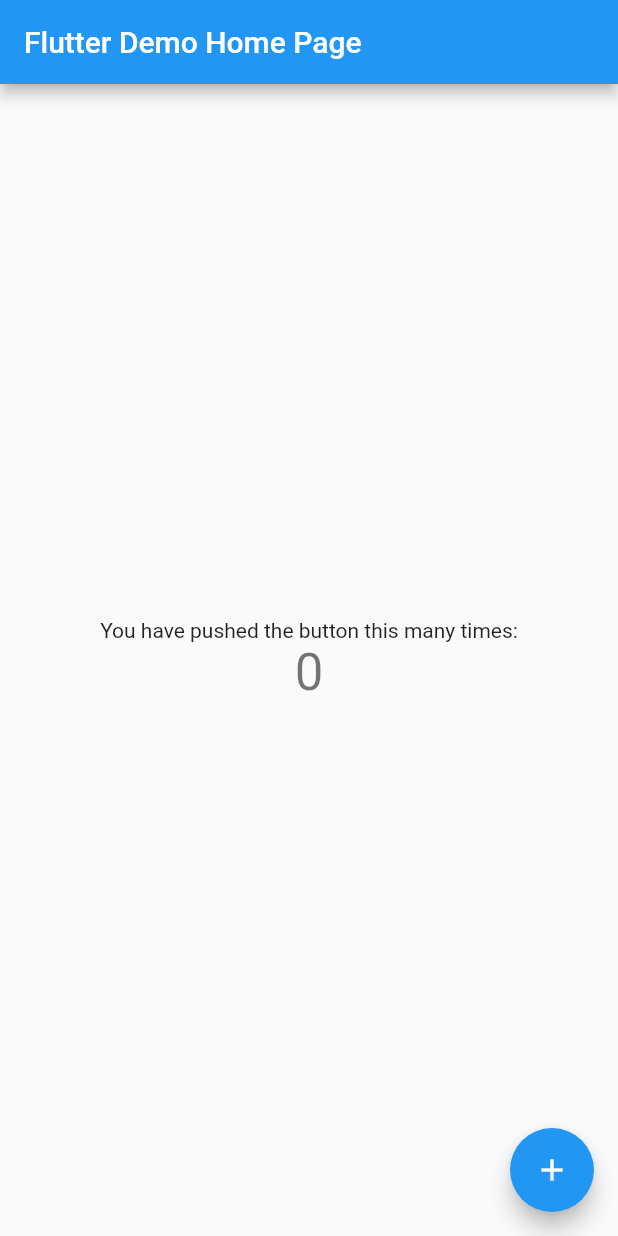
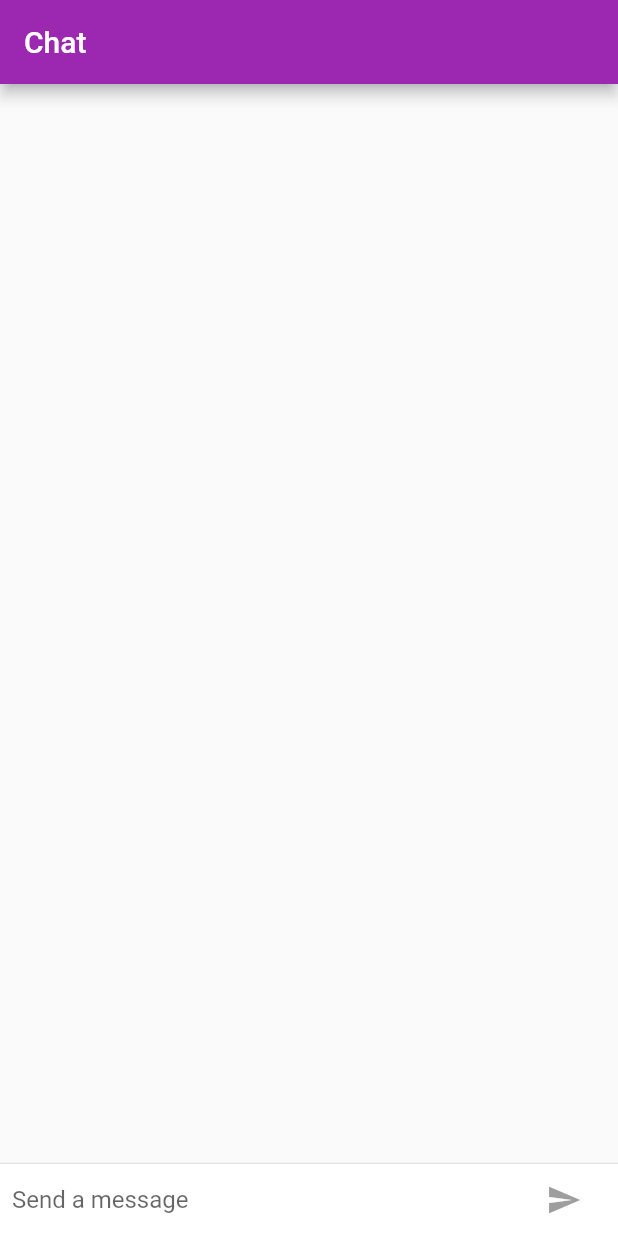
Before and after one commit to Ruqyai/first_flutter_app, a Flutter app: the screen it shows after launch, on a phone screen of 412 x 824 dp. Run offline on Flutter 3.47's test engine with Material 2 defaults, Android fonts, the phone set to English and light mode, and no system bars.

Commit message:
build the interface for chatting

```diff
--- a/lib/main.dart
+++ b/lib/main.dart
@@ -1,109 +1,177 @@
 import 'package:flutter/material.dart';
+import 'package:flutter/cupertino.dart';
+import 'package:flutter/foundation.dart';
 
-void main() => runApp(new MyApp());
+final ThemeData kIOSTheme = new ThemeData(
+  primarySwatch: Colors.orange,
+  primaryColor: Colors.grey[100],
+  primaryColorBrightness: Brightness.light,
+);
 
-class MyApp extends StatelessWidget {
-  // This widget is the root of your application.
+final ThemeData kDefaultTheme = new ThemeData(
+  primarySwatch: Colors.purple,
+  accentColor: Colors.orangeAccent[400],
+);
+
+const String _name = "You";
+
+void main() {
+  runApp(new ChatApp());
+}
+
+class ChatApp extends StatelessWidget {
   @override
   Widget build(BuildContext context) {
     return new MaterialApp(
-      title: 'Flutter Demo',
-      theme: new ThemeData(
-        // This is the theme of your application.
-        //
-        // Try running your application with "flutter run". You'll see the
-        // application has a blue toolbar. Then, without quitting the app, try
-        // changing the primarySwatch below to Colors.green and then invoke
-        // "hot reload" (press "r" in the console where you ran "flutter run",
-        // or press Run > Flutter Hot Reload in IntelliJ). Notice that the
-        // counter didn't reset back to zero; the application is not restarted.
-        primarySwatch: Colors.blue,
-      ),
-      home: new MyHomePage(title: 'Flutter Demo Home Page'),
+      title: "Chat",
+      theme: defaultTargetPlatform == TargetPlatform.iOS
+          ? kIOSTheme
+          : kDefaultTheme,
+      home: new ChatScreen(),
     );
   }
 }
 
-class MyHomePage extends StatefulWidget {
-  MyHomePage({Key key, this.title}) : super(key: key);
+@override
+class ChatMessage extends StatelessWidget {
+  ChatMessage({this.text, this.animationController});
+  final String text;
+  final AnimationController animationController;
 
-  // This widget is the home page of your application. It is stateful, meaning
-  // that it has a State object (defined below) that contains fields that affect
-  // how it looks.
-
-  // This class is the configuration for the state. It holds the values (in this
-  // case the title) provided by the parent (in this case the App widget) and
-  // used by the build method of the State. Fields in a Widget subclass are
-  // always marked "final".
-
-  final String title;
-
-  @override
-  _MyHomePageState createState() => new _MyHomePageState();
-}
-
-class _MyHomePageState extends State<MyHomePage> {
-  int _counter = 0;
-
-  void _incrementCounter() {
-    setState(() {
-      // This call to setState tells the Flutter framework that something has
-      // changed in this State, which causes it to rerun the build method below
-      // so that the display can reflect the updated values. If we changed
-      // _counter without calling setState(), then the build method would not be
-      // called again, and so nothing would appear to happen.
-      _counter++;
-    });
-  }
-
-  @override
   Widget build(BuildContext context) {
-    // This method is rerun every time setState is called, for instance as done
-    // by the _incrementCounter method above.
-    //
-    // The Flutter framework has been optimized to make rerunning build methods
-    // fast, so that you can just rebuild anything that needs updating rather
-    // than having to individually change instances of widgets.
-    return new Scaffold(
-      appBar: new AppBar(
-        // Here we take the value from the MyHomePage object that was created by
-        // the App.build method, and use it to set our appbar title.
-        title: new Text(widget.title),
-      ),
-      body: new Center(
-        // Center is a layout widget. It takes a single child and positions it
-        // in the middle of the parent.
-        child: new Column(
-          // Column is also layout widget. It takes a list of children and
-          // arranges them vertically. By default, it sizes itself to fit its
-          // children horizontally, and tries to be as tall as its parent.
-          //
-          // Invoke "debug paint" (press "p" in the console where you ran
-          // "flutter run", or select "Toggle Debug Paint" from the Flutter tool
-          // window in IntelliJ) to see the wireframe for each widget.
-          //
-          // Column has various properties to control how it sizes itself and
-          // how it positions its children. Here we use mainAxisAlignment to
-          // center the children vertically; the main axis here is the vertical
-          // axis because Columns are vertical (the cross axis would be
-          // horizontal).
-          mainAxisAlignment: MainAxisAlignment.center,
+    return new SizeTransition(
+      sizeFactor: new CurvedAnimation(
+          parent: animationController, curve: Curves.easeOut),
+      axisAlignment: 0.0,
+      child: new Container(
+        margin: const EdgeInsets.symmetric(vertical: 10.0),
+        child: new Row(
+          crossAxisAlignment: CrossAxisAlignment.start,
           children: <Widget>[
-            new Text(
-              'You have pushed the button this many times:',
+            new Container(
+              margin: const EdgeInsets.only(right: 16.0),
+              child: new CircleAvatar(child: new Text(_name[0])),
             ),
-            new Text(
-              '$_counter',
-              style: Theme.of(context).textTheme.display1,
+            new Expanded(
+              child: new Column(
+                crossAxisAlignment: CrossAxisAlignment.start,
+                children: <Widget>[
+                  new Text(_name, style: Theme.of(context).textTheme.subhead),
+                  new Container(
+                    margin: const EdgeInsets.only(top: 5.0),
+                    child: new Text(text),
+                  ),
+                ],
+              ),
             ),
           ],
         ),
       ),
-      floatingActionButton: new FloatingActionButton(
-        onPressed: _incrementCounter,
-        tooltip: 'Increment',
-        child: new Icon(Icons.add),
-      ), // This trailing comma makes auto-formatting nicer for build methods.
     );
   }
 }
+
+class ChatScreen extends StatefulWidget {
+  @override
+  State createState() => new ChatScreenState();
+}
+
+class ChatScreenState extends State<ChatScreen> with TickerProviderStateMixin {
+  final List<ChatMessage> _messages = <ChatMessage>[];
+  final TextEditingController _textController = new TextEditingController();
+  bool _isComposing = false;
+
+  @override
+  Widget build(BuildContext context) {
+    return new Scaffold(
+        appBar: new AppBar(
+          title: new Text("Chat"),
+          elevation: Theme.of(context).platform == TargetPlatform.iOS ? 0.0 : 4.0,
+        ),
+        body: new Column(children: <Widget>[
+          new Flexible(
+              child: new ListView.builder(
+                padding: new EdgeInsets.all(8.0),
+                reverse: true,
+                itemBuilder: (_, int index) => _messages[index],
+                itemCount: _messages.length,
+              )),
+          new Divider(height: 1.0),
+          new Container(
+            decoration:
+            new BoxDecoration(color: Theme.of(context).cardColor),
+            child: _buildTextComposer(),
+          ),
+        ]));
+  }
+
+  Widget _buildTextComposer() {
+    return new IconTheme(
+      data: new IconThemeData(color: Theme.of(context).accentColor),
+      child: new Container(
+          margin: const EdgeInsets.symmetric(horizontal: 8.0),
+          child: new Row(children: <Widget>[
+            new Flexible(
+              child: new TextField(
+                controller: _textController,
+                onChanged: (String text) {
+                  setState(() {
+                    _isComposing = text.length > 0;
+                  });
+                },
+                onSubmitted: _isComposing
+                    ?_handleSubmitted
+                    :null,
+                decoration:
+                new InputDecoration.collapsed(hintText: "Send a message"),
+              ),
+            ),
+            new Container(
+                margin: new EdgeInsets.symmetric(horizontal: 4.0),
+                child: Theme.of(context).platform == TargetPlatform.iOS
+                    ? new CupertinoButton(
+                  child: new Text("Send"),
+                  onPressed: _isComposing
+                      ? () => _handleSubmitted(_textController.text)
+                      : null,
+                )
+                    : new IconButton(
+                  icon: new Icon(Icons.send),
+                  onPressed: _isComposing
+                      ? () => _handleSubmitted(_textController.text)
+                      : null,
+                )),
+          ]),
+          decoration: Theme.of(context).platform == TargetPlatform.iOS
+              ? new BoxDecoration(
+              border:
+              new Border(top: new BorderSide(color: Colors.grey[200])))
+              : null),
+    );
+  }
+
+  void _handleSubmitted(String text) {
+    _textController.clear();
+    setState(() {
+      _isComposing = false;
+    });
+    ChatMessage message = new ChatMessage(
+      text: text,
+      animationController: new AnimationController(
+        duration: new Duration(milliseconds: 700),
+        vsync: this,
+      ),
+    );
+    setState(() {
+      _messages.insert(0, message);
+    });
+    message.animationController.forward();
+  }
+
+  @override
+  void dispose() {
+    for (ChatMessage message in _messages)
+      message.animationController.dispose();
+    super.dispose();
+  }
+}
```
Also changed, not shown: 1 other file.
